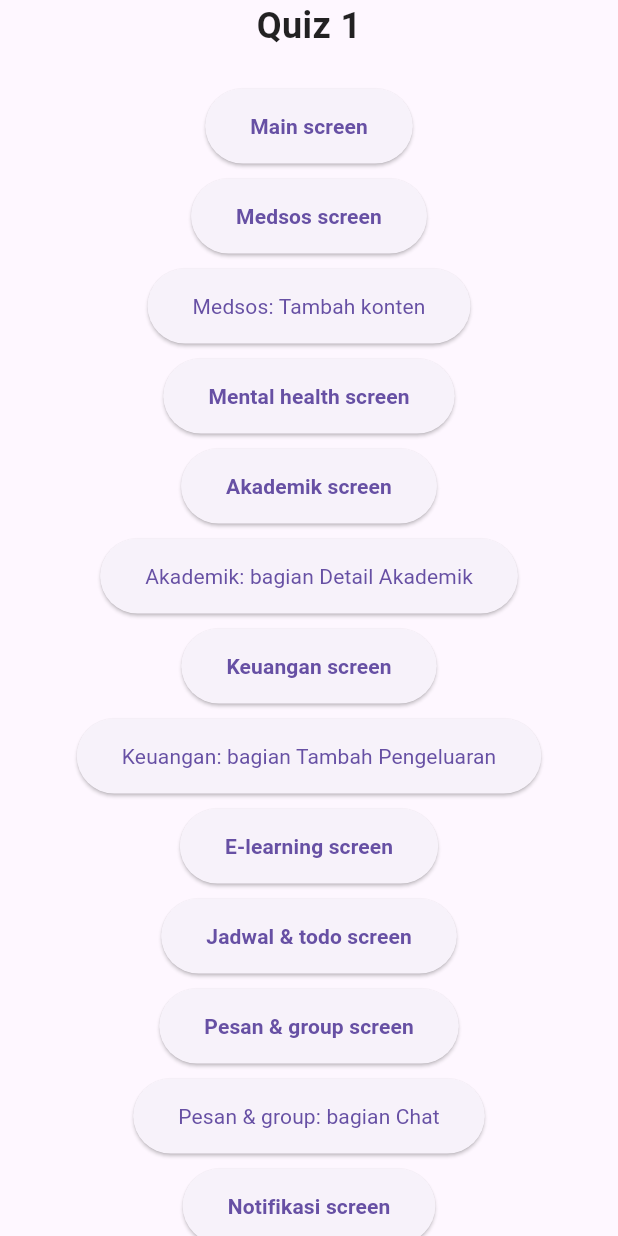
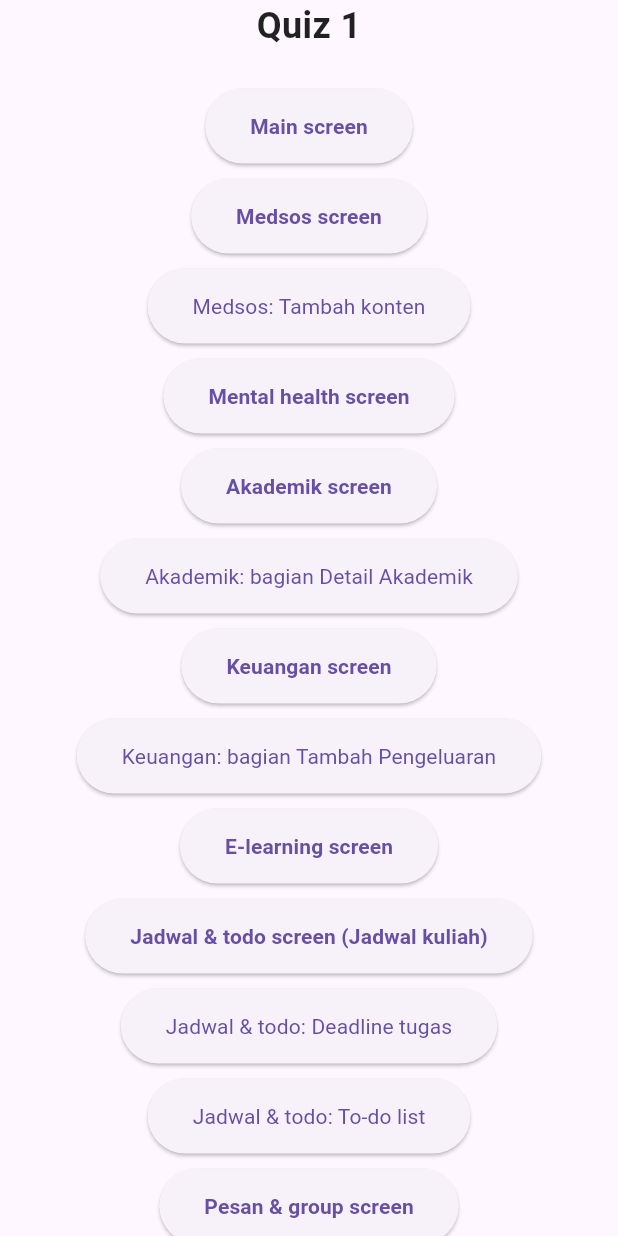
Before and after one commit to kiy4h/provis-kuis1, a Flutter app: the screen it shows after launch, on a phone screen of 412 x 824 dp. Run offline on Flutter 3.47's test engine with Material 3 defaults, Android fonts, the phone set to English and light mode, and no system bars; our stand-ins replace carousel_slider.

Commit message:
jadwal & todo: add 2 more buttons on main.dart

```diff
--- a/lib/main.dart
+++ b/lib/main.dart
@@ -35,7 +35,15 @@ class MyApp extends StatelessWidget {
         '/keuangan': (context) => KeuanganScreen(),
         '/pengeluaran': (context) => TambahPengeluaran(),
         '/elearning': (context) => ElearningDisplay(),
-        '/jadwal_todo': (context) => JadwalTodoScreen(),
+        '/jadwal_todo1': (context) => JadwalTodoScreen(
+              initialTabIndex: 0,
+            ),
+        '/jadwal_todo2': (context) => JadwalTodoScreen(
+              initialTabIndex: 1,
+            ),
+        '/jadwal_todo3': (context) => JadwalTodoScreen(
+              initialTabIndex: 2,
+            ),
         '/pesan_group': (context) => ChatScreen(),
         '/chat': (context) => Chatting(),
         '/notifikasi': (context) => NotifikasiScreen(),
@@ -56,7 +64,9 @@ class QuizScreen extends StatelessWidget {
     "Keuangan screen": "/keuangan",
     "Keuangan: bagian Tambah Pengeluaran": "/pengeluaran",
     "E-learning screen": "/elearning",
-    "Jadwal & todo screen": "/jadwal_todo",
+    "Jadwal & todo screen (Jadwal kuliah)": "/jadwal_todo1",
+    "Jadwal & todo: Deadline tugas": "/jadwal_todo2",
+    "Jadwal & todo: To-do list": "/jadwal_todo3",
     "Pesan & group screen": "/pesan_group",
     "Pesan & group: bagian Chat": "/chat",
     "Notifikasi screen": "/notifikasi",
```
Also changed, not shown: lib/jadwal_todo_screen.dart (+9 -2 lines).
